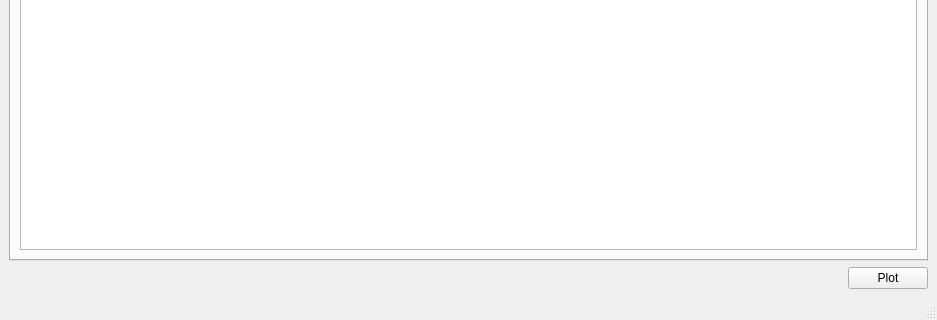
Qt form designer/gridsalignmentview.ui (neutrons/PyRS) before a commit; both pictures show x 0 to 937 and y 683 to 1003 of the 937 by 1003 pixel window.
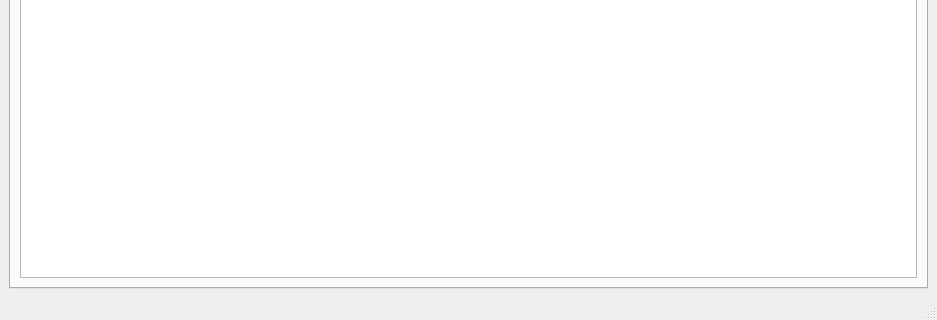
The same form after that commit. Custom widgets are drawn as their Qt base class.

Commit message: Refs #15. Fixed multiple issues to calculate and plot strain/stress.

What changed in the file:
```diff
--- a/designer/gridsalignmentview.ui
+++ b/designer/gridsalignmentview.ui
@@ -16,28 +16,7 @@
   <widget class="QWidget" name="centralwidget">
    <layout class="QGridLayout" name="gridLayout_6">
     <item row="1" column="0">
-     <layout class="QGridLayout" name="gridLayout_5">
-      <item row="0" column="0">
-       <spacer name="horizontalSpacer">
-        <property name="orientation">
-         <enum>Qt::Horizontal</enum>
-        </property>
-        <property name="sizeHint" stdset="0">
-         <size>
-          <width>40</width>
-          <height>20</height>
-         </size>
-        </property>
-       </spacer>
-      </item>
-      <item row="0" column="1">
-       <widget class="QPushButton" name="pushButton_grids3D">
-        <property name="text">
-         <string>Plot</string>
-        </property>
-       </widget>
-      </item>
-     </layout>
+     <layout class="QGridLayout" name="gridLayout_5"/>
     </item>
     <item row="0" column="0">
      <widget class="QTabWidget" name="tabWidget_alignedParams">
```
The commit also changes 9 other files.
